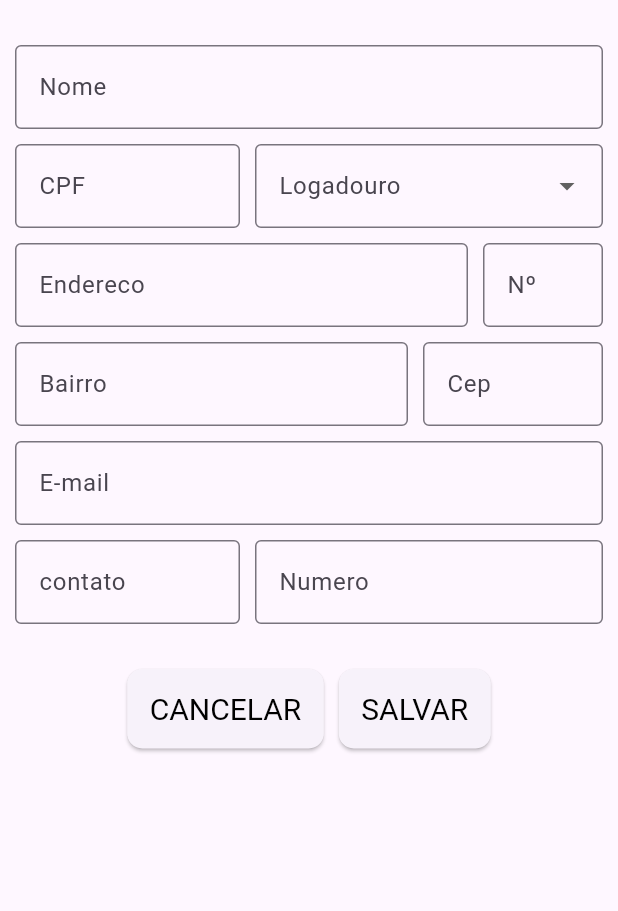
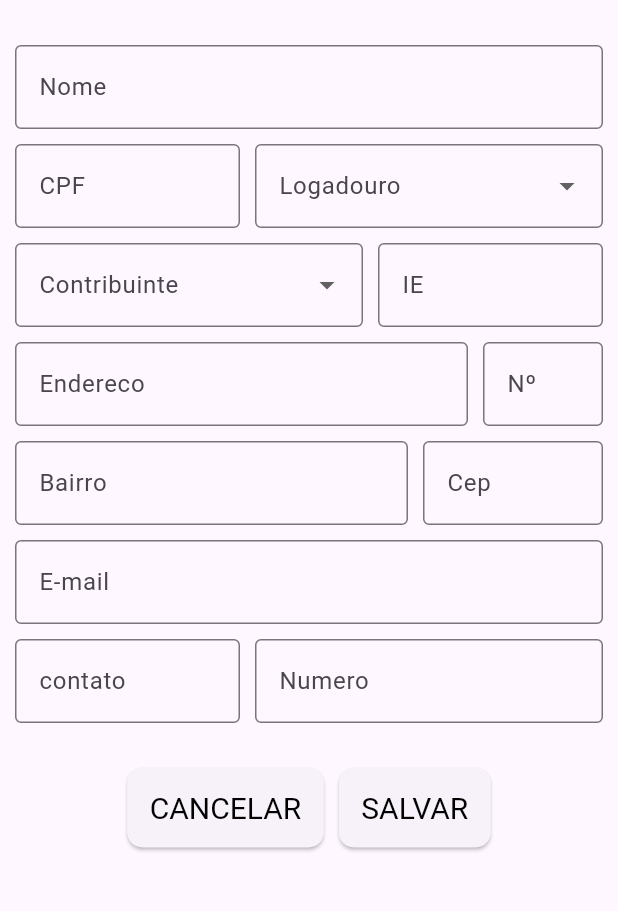
Before and after one commit to GabrielJeske/first_app_flutter, a Flutter app: the Clientes screen opened by its route, on a phone screen of 412 x 824 dp, the part 84-995 px from its top. Run offline on Flutter 3.47's test engine with Material 3 defaults, Android fonts, the phone set to English and light mode, and no system bars; our stand-ins replace flutter_mobx, get, mask_text_input_formatter, mobx; generated files the repository leaves out were written again.

Commit message:
Inclusao de alguns campos dos formularios

```diff
--- a/lib/core/views/clientes.dart
+++ b/lib/core/views/clientes.dart
@@ -1,5 +1,5 @@
 import 'dart:developer';
-
+import 'package:mask_text_input_formatter/mask_text_input_formatter.dart';
 import 'package:first_project/core/views/myaapbar.dart';
 import 'package:first_project/core/views/mydrawer.dart';
 import 'package:first_project/stores/form_store.dart';
@@ -21,14 +21,12 @@ class _ClientesState extends State<Clientes> {
   final Map<String, TextEditingController> controllers = {};
 
   final List<String> campos = [
-    'nome', 'cpf', 'email', 'endereco', 'bairro', 'cep', 'n', 'contato' 'numero'
+    'nome', 'cpf', 'email', 'endereco', 'bairro', 'cep', 'n', 'contato', 'numero', 'contribuinte', 'ie'
   ];
 
   @override
   void initState() {
     super.initState();
-
-    // Inicializando controladores para cada campo
     for (var campo in campos) {
       controllers[campo] = TextEditingController();
 
@@ -40,7 +38,6 @@ class _ClientesState extends State<Clientes> {
 
   @override
   void dispose() {
-    // Liberar memória dos controladores
     for (var controller in controllers.values) {
       controller.dispose();
     }
@@ -49,13 +46,14 @@ class _ClientesState extends State<Clientes> {
 
   void resetForm() {
     formStore.resetForm();
-
-    // Resetar os controladores para limpar os campos sem recriá-los
     for (var campo in controllers.keys) {
       controllers[campo]!.text = '';
     }
   }
 
+  var maskCpf = MaskTextInputFormatter(mask: '###.###.###-##', filter: { "#": RegExp(r'[0-9]') });
+  var maskCep = MaskTextInputFormatter(mask: '#####-###', filter: { "#": RegExp(r'[0-9]') });
+  var maskNumero = MaskTextInputFormatter(mask: '(##) #####-####', filter: { "#": RegExp(r'[0-9]') });
 
   @override
   Widget build(BuildContext context) {
@@ -93,12 +91,12 @@ class _ClientesState extends State<Clientes> {
                     child: Observer(builder: (_) =>
                       TextFormField(
                         controller: controllers['cpf'],
+                        inputFormatters: [maskCpf],
                         keyboardType: TextInputType.numberWithOptions(),
                         decoration: InputDecoration(
                           errorText: formStore.formErrors['cpf'],
                           border: OutlineInputBorder(),
                           labelText: 'CPF'
-
                         ),
                         //onChanged: (value) => formStore.setField('cpf', value)
                       ),
@@ -131,6 +129,51 @@ class _ClientesState extends State<Clientes> {
                     )
                   )
                 ],
+              ),
+              SizedBox(height: 10),
+              Row(
+                children: [
+                  Flexible(
+                    child: Observer(builder: (_) =>
+                      DropdownButtonFormField<String>(
+                        decoration: InputDecoration(
+                          labelText: 'Contribuinte',
+                          border: OutlineInputBorder(),
+                          errorText: formStore.formErrors['contribuinte'],
+                        ),
+                        value: formStore.formValues['Contribuinte'] == '' ?  null: formStore.formValues['Contribuinte'],
+                        items: ['Contribuinte', 'Não Contribuinte', 'Isento'].map((String value) {
+                          return DropdownMenuItem<String>(
+                            value: value,
+                            child: Text(value),
+                          );
+                        }).toList(),
+                        onChanged: (String? newValue) {
+                          if (newValue != null){
+                            formStore.setField('contribuinte', newValue ?? '');
+                          }
+                        },
+                      )
+                    )
+                  ),
+                SizedBox(width: 10),
+                SizedBox(
+                    width: 150,
+                    child: Observer(builder: (_) =>
+                      TextFormField(
+                        controller: controllers['ie'],
+                        keyboardType: TextInputType.number,
+                        decoration: InputDecoration(
+                            border: OutlineInputBorder(),
+                            labelText: 'IE',
+                            errorText: formStore.formErrors['ie']
+                        ),
+                        //onChanged: (value) => formStore.setField('n', value),
+                      ),
+                    )
+                  )
+
+                ]
               ),
               SizedBox(height: 10),
               Row(
@@ -188,6 +231,7 @@ class _ClientesState extends State<Clientes> {
                     child: Observer(builder: (_) =>
                       TextFormField(
                         controller: controllers['cep'],
+                        inputFormatters: [maskCep],
                         keyboardType: TextInputType.numberWithOptions(),
                         decoration: InputDecoration(
                             border: OutlineInputBorder(),
@@ -242,6 +286,7 @@ class _ClientesState extends State<Clientes> {
                     child: Observer(builder: (_) =>
                       TextFormField(
                         controller: controllers['numero'],
+                        inputFormatters: [maskNumero],
                         keyboardType: TextInputType.numberWithOptions(),
                         //inputFormatters: [
                           //MaskTextInputFormatter(
--- a/lib/stores/form_store.dart
+++ b/lib/stores/form_store.dart
@@ -89,9 +89,8 @@ abstract class _FormStoreBase with Store{
       validateField('logadouro', formValues['logadouro'] ?? '');
       validateField('contato', formValues['contato'] ?? '');
       validateField('numero', formValues['numero'] ?? '');
-
-
-
+      validateField('contribuinte', formValues['contribuinte'] ?? '');
+      validateField('ie', formValues['ie'] ?? '');
   }
 
 
```
Also changed, not shown: pubspec.lock, 4 other files.
